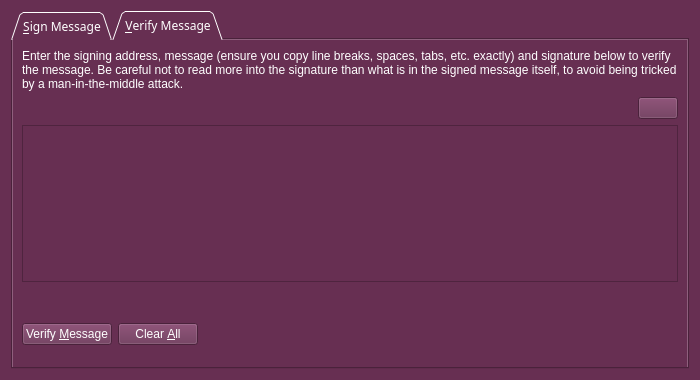
Old version of the form src/qt/forms/signverifymessagedialog.ui in the repository talkcoin/talkcoin-wallet.
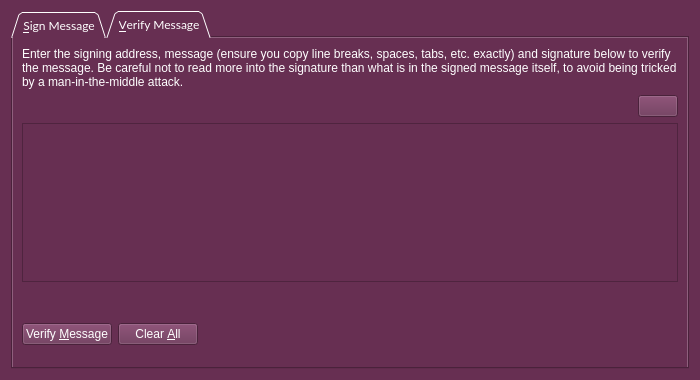
New version of the form. Icons and pictures are not drawn. Custom widgets are drawn as their Qt base class.

Patch:
```diff
--- a/src/qt/forms/signverifymessagedialog.ui
+++ b/src/qt/forms/signverifymessagedialog.ui
@@ -12,7 +12,7 @@
   </property>
   <property name="font">
    <font>
-    <family>Gill Sans MT</family>
+    <family>Lato</family>
     <pointsize>9</pointsize>
    </font>
   </property>
```
Left out of the diff: 28 changed lines with no effect on the pictures.
